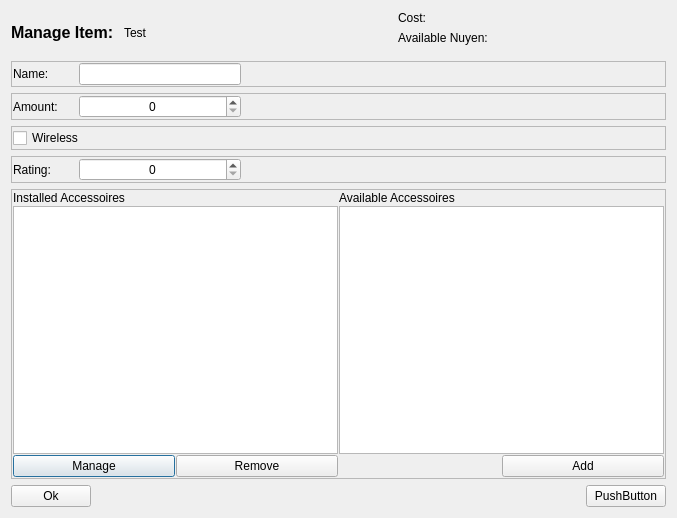
First picture: the form in SR5-Shaman/ui/character/popups/resourcemanagedialog.ui, repository TheSHEEEP/SR5-Shaman, before the edit.
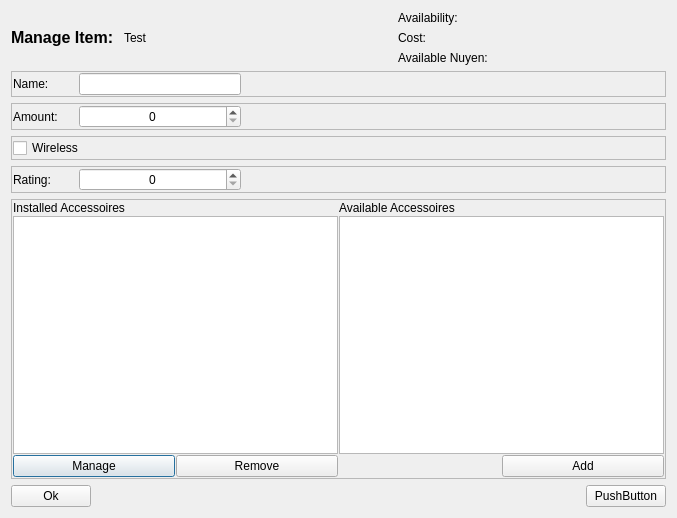
Second picture: the form after the edit.

What changed in the file:
```diff
--- a/SR5-Shaman/ui/character/popups/resourcemanagedialog.ui
+++ b/SR5-Shaman/ui/character/popups/resourcemanagedialog.ui
@@ -38,49 +38,47 @@
      </item>
      <item>
       <layout class="QGridLayout" name="gridLayout_3">
-       <item row="1" column="1">
+       <item row="2" column="1">
         <widget class="QLabel" name="lblAvNuyenValue">
          <property name="text">
           <string/>
          </property>
         </widget>
        </item>
-       <item row="1" column="0">
+       <item row="2" column="0">
         <widget class="QLabel" name="lblAvNuyen">
          <property name="text">
           <string>Available Nuyen: </string>
          </property>
         </widget>
        </item>
-       <item row="0" column="1">
+       <item row="1" column="1">
         <widget class="QLabel" name="lblCostValue">
          <property name="text">
           <string/>
          </property>
         </widget>
        </item>
-       <item row="0" column="0">
+       <item row="1" column="0">
         <widget class="QLabel" name="lblCost">
          <property name="text">
           <string>Cost: </string>
          </property>
         </widget>
        </item>
-       <item row="2" column="0">
-        <spacer name="verticalSpacer">
-         <property name="orientation">
-          <enum>Qt::Vertical</enum>
+       <item row="0" column="0">
+        <widget class="QLabel" name="lblAvailability">
+         <property name="text">
+          <string>Availability: </string>
          </property>
-         <property name="sizeType">
-          <enum>QSizePolicy::Minimum</enum>
+        </widget>
+       </item>
+       <item row="0" column="1">
+        <widget class="QLabel" name="lblAvailabilityValue">
+         <property name="text">
+          <string/>
          </property>
-         <property name="sizeHint" stdset="0">
-          <size>
-           <width>20</width>
-           <height>10</height>
-          </size>
-         </property>
-        </spacer>
+        </widget>
        </item>
       </layout>
      </item>
```
